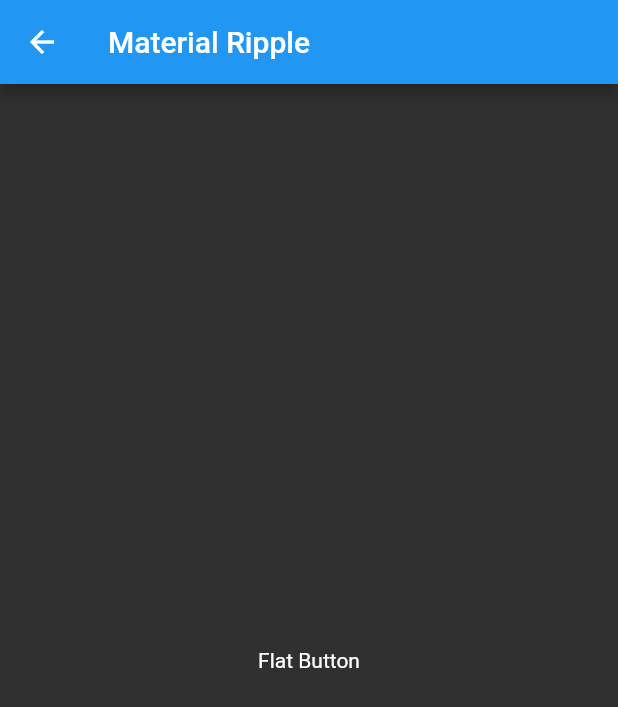
After one commit to 0wzZZzz6/cookbook, a Flutter app: the screen it shows after launch, scrolled down 882 dp, after a tap on the "arrow right" icon, on a phone screen of 412 x 824 dp. The commit adds this screen. Shown: the top 707 px of the screen. Run offline on Flutter 3.47's test engine with Material 2 defaults, Android fonts, the phone set to English and light mode, and no system bars; our stand-ins replace google_fonts; missing offline and left inert: lipsum; Roboto replaces fonts that are missing (Hind).

Commit message:
update material ripple

```diff
--- a/lib/pages/gestures.dart
+++ b/lib/pages/gestures.dart
@@ -1,4 +1,6 @@
 import 'package:flutter/material.dart';
+
+import 'gestures/material_ripple.dart';
 
 class Gestures extends StatefulWidget {
   @override
@@ -17,8 +19,14 @@ class _GesturesState extends State<Gestures> {
           ),
           ListTile(
             title: Text('Add Material touch ripples'),
-            trailing:
-                IconButton(icon: Icon(Icons.arrow_right), onPressed: null),
+            trailing: IconButton(
+                icon: Icon(Icons.arrow_right),
+                onPressed: () {
+                  Navigator.push(
+                      context,
+                      MaterialPageRoute(
+                          builder: (context) => MaterialRipple()));
+                }),
           ),
           ListTile(
             title: Text('Handle taps'),
--- /dev/null
+++ b/lib/pages/gestures/material_ripple.dart
@@ -0,0 +1,32 @@
+import 'package:flutter/material.dart';
+
+class MaterialRipple extends StatefulWidget {
+  @override
+  _MaterialRippleState createState() => _MaterialRippleState();
+}
+
+class _MaterialRippleState extends State<MaterialRipple> {
+  @override
+  Widget build(BuildContext context) {
+    return Scaffold(
+      appBar: AppBar(
+        title: Text('Material Ripple'),
+      ),
+      body: Center(
+        child: // The InkWell wraps the custom flat button widget.
+            InkWell(
+          // When the user taps the button, show a snackbar.
+          onTap: () {
+            Scaffold.of(context).showSnackBar(SnackBar(
+              content: Text('Tap'),
+            ));
+          },
+          child: Container(
+            padding: EdgeInsets.all(12.0),
+            child: Text('Flat Button'),
+          ),
+        ),
+      ),
+    );
+  }
+}
```
